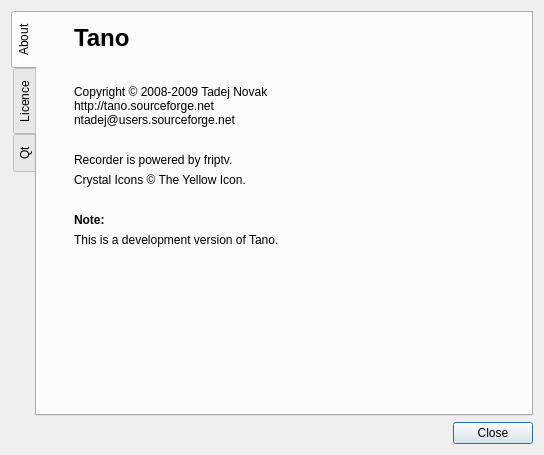
This is ui/About.ui in ntadej/tano as Qt 5 draws it before an edit. The edited form follows.
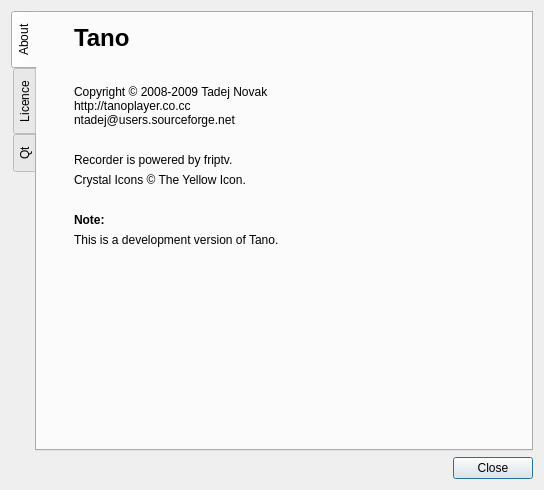
This is the edited form. Icons and pictures are not drawn. Custom widgets are drawn as their Qt base class.

What changed in the file:
```diff
--- a/ui/About.ui
+++ b/ui/About.ui
@@ -7,7 +7,7 @@
     <x>0</x>
     <y>0</y>
     <width>544</width>
-    <height>455</height>
+    <height>490</height>
    </rect>
   </property>
   <property name="sizePolicy">
@@ -102,7 +102,7 @@
          <item>
           <widget class="QLabel" name="labelCopy">
            <property name="text">
-            <string>Copyright &amp;copy; 2008-2009 Tadej Novak&lt;br&gt;http://tano.sourceforge.net&lt;br&gt;ntadej@users.sourceforge.net</string>
+            <string>Copyright &amp;copy; 2008-2009 Tadej Novak&lt;br&gt;http://tanoplayer.co.cc&lt;br&gt;ntadej@users.sourceforge.net</string>
            </property>
            <property name="openExternalLinks">
             <bool>true</bool>
```
